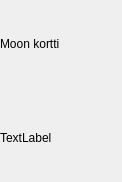
Qt form ElectionGame/Student/pelikortti.ui (elguitar/los-horos) before a commit.
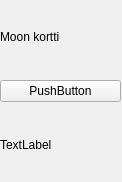
The same form after that commit.

Patch:
```diff
--- a/ElectionGame/Student/pelikortti.ui
+++ b/ElectionGame/Student/pelikortti.ui
@@ -30,6 +30,13 @@
       </property>
      </widget>
     </item>
+    <item>
+     <widget class="QPushButton" name="pushButton">
+      <property name="text">
+       <string>PushButton</string>
+      </property>
+     </widget>
+    </item>
     <item>
      <widget class="QLabel" name="label_2">
       <property name="text">
```
